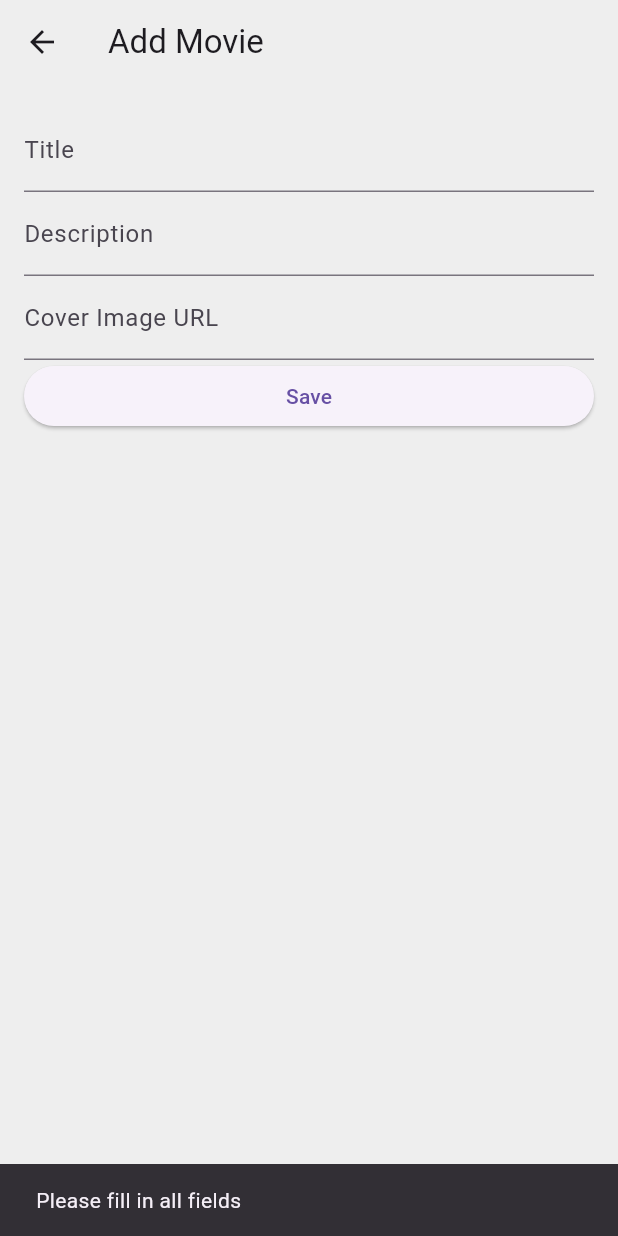
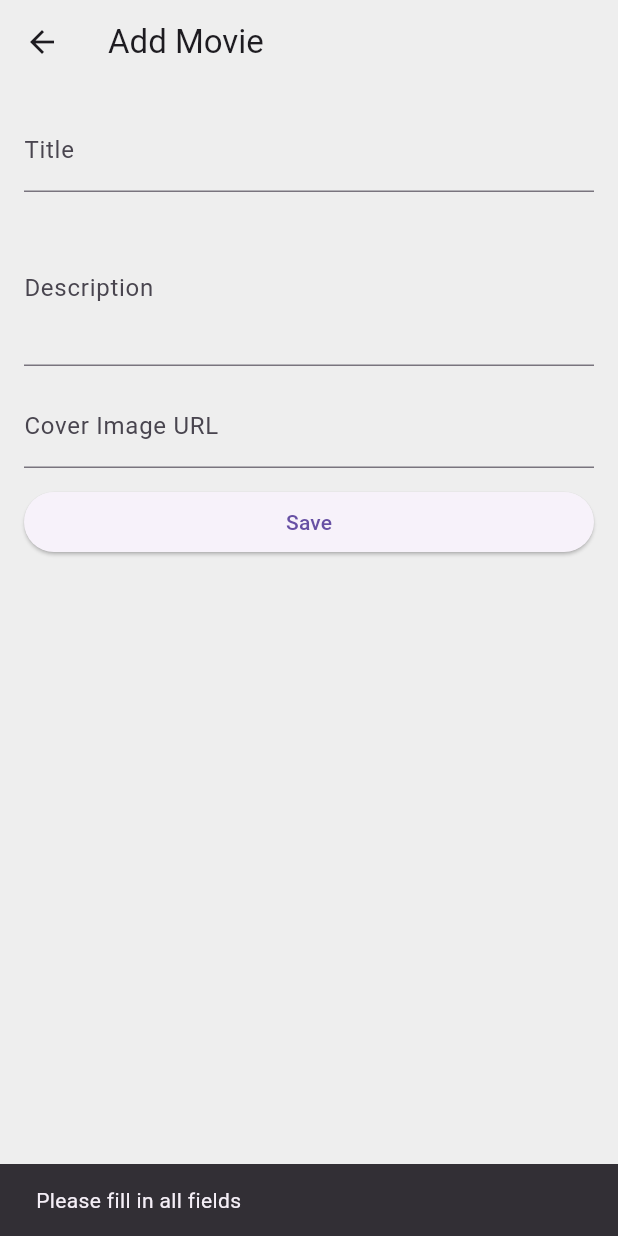
Before and after one commit to LuvinVictii/ets-movies-ppb, a Flutter app: the AddEditMoviePage screen opened directly, after a tap on "Save", on a phone screen of 412 x 824 dp. Run offline on Flutter 3.47's test engine with Material 3 defaults, Android fonts, the phone set to English and light mode, and no system bars; our stand-ins replace sqflite; accounts and stored records are empty.

```diff
--- a/lib/page/add_edit_movie_page.dart
+++ b/lib/page/add_edit_movie_page.dart
@@ -32,23 +32,27 @@ class _AddEditMoviePageState extends State<AddEditMoviePage> {
       appBar: AppBar(
         title: Text(widget.movie == null ? 'Add Movie' : 'Edit Movie'),
       ),
-      body: Container(
-        padding: const EdgeInsets.all(16),
+      body: Padding(
+        padding: const EdgeInsets.all(16.0),
         child: Column(
           crossAxisAlignment: CrossAxisAlignment.stretch,
           children: [
             TextField(
               controller: _titleController,
-              decoration: const InputDecoration(labelText: 'Title'),
+              decoration: InputDecoration(labelText: 'Title'),
             ),
+            const SizedBox(height: 12),
             TextField(
               controller: _descriptionController,
-              decoration: const InputDecoration(labelText: 'Description'),
+              decoration: InputDecoration(labelText: 'Description'),
+              maxLines: 3,
             ),
+            const SizedBox(height: 12),
             TextField(
               controller: _coverImageController,
-              decoration: const InputDecoration(labelText: 'Cover Image URL'),
+              decoration: InputDecoration(labelText: 'Cover Image URL'),
             ),
+            const SizedBox(height: 12),
             ElevatedButton(
               onPressed: () async {
                 String title = _titleController.text;
@@ -57,9 +61,10 @@ class _AddEditMoviePageState extends State<AddEditMoviePage> {
 
                 if (title.isNotEmpty && description.isNotEmpty && coverImage.isNotEmpty) {
                   if (widget.movie == null) {
+                    // Tambahkan film baru
                     await MoviesDatabase.instance.create(Movie(
                       title: title,
-                      addedDate: DateTime.now(),
+                      addedDate: DateTime.now(), // Menambahkan tanggal saat ini
                       description: description,
                       coverImage: coverImage,
                     ));
@@ -72,7 +77,8 @@ class _AddEditMoviePageState extends State<AddEditMoviePage> {
                     ));
                   }
 
-                  Navigator.of(context).pop(); // Kembali ke halaman sebelumnya setelah menyimpan
+                  // Kembali ke halaman sebelumnya setelah menambahkan atau memperbarui film
+                  Navigator.of(context).pop();
                 } else {
                   // Tampilkan pesan kesalahan jika ada data yang kosong
                   ScaffoldMessenger.of(context).showSnackBar(
@@ -80,8 +86,9 @@ class _AddEditMoviePageState extends State<AddEditMoviePage> {
                   );
                 }
               },
-              child: const Text('Save'),
+              child: Text('Save'),
             ),
+
           ],
         ),
       ),
```
Also changed, not shown: lib/page/movies_page.dart (+14 -64 lines).
